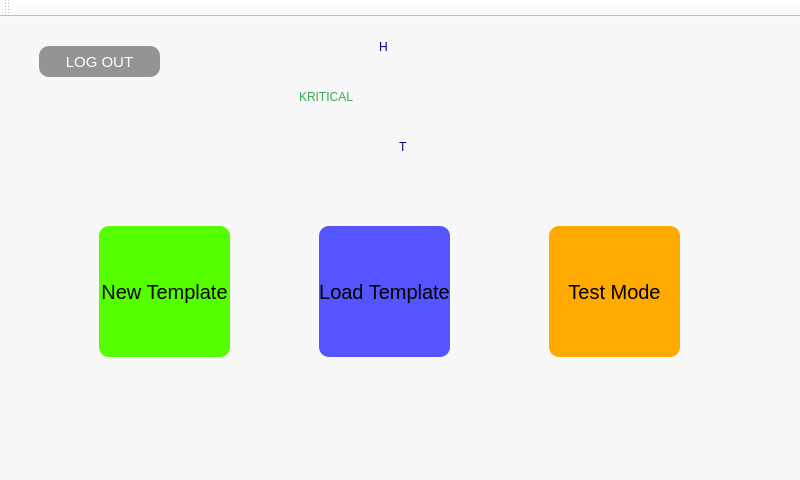
This is Dev/KriticalHit_App/mainwindow.ui in PaulNowak36/Kritical-Hit as Qt 5 draws it before an edit. The edited form follows.
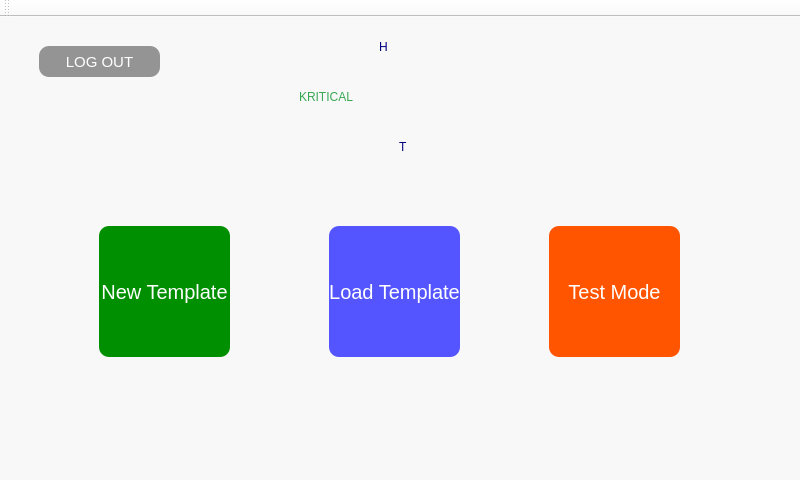
This is the edited form. The open tabs and pages were chosen to show the change.

The edit to the form file:
```diff
--- a/Dev/KriticalHit_App/mainwindow.ui
+++ b/Dev/KriticalHit_App/mainwindow.ui
@@ -364,7 +364,7 @@
 }
 
 QPushButton{
-	color: rgb(0, 0, 0);
+	color: rgb(255, 255, 255);
 	border-radius: 10px;
 }
 
@@ -373,6 +373,7 @@
 	color: rgb(255, 255, 255);
 	background-color: rgb(148, 148, 148);
 	font-size: 15px;
+	setWordWrap: true;
 }
 
 QPushButton#logOut_Button:hover, QPushButton#logOut_Button:clicked {
@@ -381,19 +382,23 @@
 
 
 QPushButton#newTemplate_Button{
-	color: rgb(0, 0, 0);
-	background-color: rgb(85, 255, 0);
+	
+	background-color: rgb(0, 143, 0);
 	font-size: 20px;
+	setWordWrap: true;
 }
 
 QPushButton#loadTemplate_Button{
 	background-color: rgb(85, 85, 255);
 	font-size: 20px;
+	setWordWrap: true;
 }
 
 QPushButton#testMode_Button{
-	background-color: rgb(255, 170, 0);
+	
+	background-color: rgb(255, 85, 0);
 	font-size: 20px;
+	setWordWrap: true;
 }
 
 </string>
@@ -466,7 +471,7 @@
      <widget class="QPushButton" name="loadTemplate_Button">
       <property name="geometry">
        <rect>
-        <x>310</x>
+        <x>320</x>
         <y>200</y>
         <width>131</width>
         <height>131</height>
```
